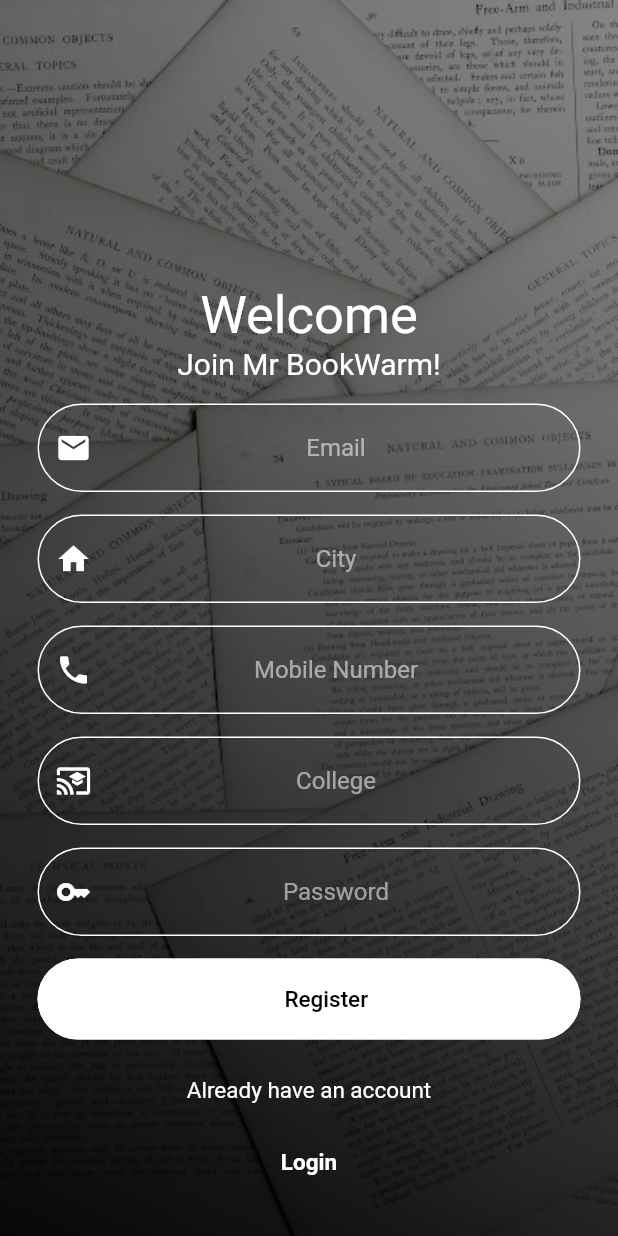
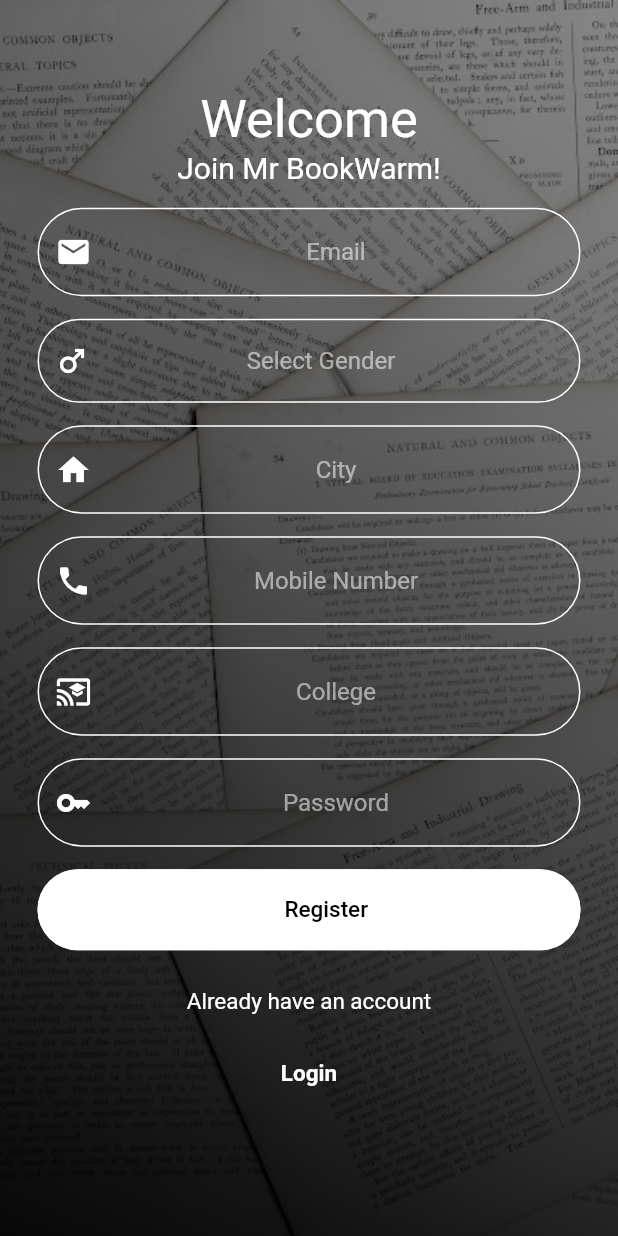
Before and after one commit to kubersingh-dew/login_tutorial, a Flutter app: the screen it shows after launch, after a tap on "Create Account", on a phone screen of 412 x 824 dp. Run offline on Flutter 3.47's test engine with Material 2 defaults, Android fonts, the phone set to English and light mode, and no system bars; our stand-ins replace firebase_auth, fluttertoast, google_sign_in; accounts and stored records are empty.

Commit message:
dropdown

```diff
--- a/lib/login/views/ButtonView.dart
+++ b/lib/login/views/ButtonView.dart
@@ -37,7 +37,7 @@ class ButtonView extends StatelessWidget {
             backgroundColor: (bgcolor!=null)?bgcolor:Colors.transparent,
             shape: const StadiumBorder(),
             side: BorderSide(color: bgcolor ?? Colors.white),
-          ),
+            ),
             child: Container(
               margin: const EdgeInsets.only(top: 15, bottom: 15, right: 2),
               child:Stack(
--- /dev/null
+++ b/lib/login/views/DropDownView.dart
@@ -0,0 +1,92 @@
+import 'package:flutter/material.dart';
+
+class DropDownEvent {
+  void onItemSelection(int eventCode, String? item){}
+}
+
+class DropDownView extends StatefulWidget {
+  const DropDownView({super.key, required this.list, required this.eventCode,
+    this.hintValue, required this.event,
+    required this.icon, this.textColor, this.imageColor});
+  final String? hintValue;
+  final  List<String> list;
+  final IconData icon;
+  final Color? textColor;
+  final Color? imageColor;
+  final int eventCode;
+  final DropDownEvent event;
+  @override
+  State<StatefulWidget> createState() {
+    return DropDownViewState(list, icon, hintValue, textColor, imageColor, event, eventCode);
+  }
+
+}
+
+class DropDownViewState extends State {
+  DropDownViewState(this.list, this.icon, this.hintValue,
+      this.textColor, this.imageColor, this.event, this.eventCode);
+
+  String? hintValue;
+  late List<String> list;
+  late IconData icon;
+  Color? textColor;
+  Color? imageColor;
+  int eventCode;
+  DropDownEvent event;
+
+  String? selectedValue;
+  @override
+  Widget build(BuildContext context) {
+    return Padding(padding: const EdgeInsets.only(top: 15, left: 25, right: 25 ),
+      child: SizedBox (
+      width: double.infinity,
+      child: Container(
+        decoration: BoxDecoration(
+          borderRadius: BorderRadius.circular(30.0),
+          border: Border.all(
+              color: Colors.white)),
+        child:Stack(
+            alignment: Alignment.centerLeft,
+            children: <Widget>[
+              Padding(padding: const EdgeInsets.fromLTRB(10, 15, 0, 15),
+              child: Icon(icon, color: Colors.white),
+              ),
+              Center(
+                child: Padding( padding: const EdgeInsets.only(left: 40),
+                  child: DropdownButton(
+                    underline: const SizedBox(),
+                    alignment: Alignment.center,
+                    hint: Text(hintValue??"Select", textAlign: TextAlign.center,
+                        style: const TextStyle(color: Colors.white54)),
+                    items: list.map((String items) {
+                      return DropdownMenuItem(
+                        value: items,
+                        alignment: Alignment.center,
+                        child: Text(items,
+                            style: const TextStyle(color: Colors.black)),
+                      );
+                    }).toList(),
+                    selectedItemBuilder: (BuildContext context) =>
+                        list.map<Widget>((String item) => Center(
+                          child: Text(item,
+                              style: const TextStyle(color: Colors.white)),
+                        )).toList(),
+                    onChanged: (String? value) {
+                      setState(() {
+                        selectedValue = value!;
+                      });
+                      event.onItemSelection(eventCode, value);
+                    },
+                    value: selectedValue,
+                    isExpanded: true,
+                  ),
+                ),
+              )
+              ]
+        )
+      ),
+      ),
+    );
+  }
+
+}
--- a/lib/login/views/LoginRegisterView.dart
+++ b/lib/login/views/LoginRegisterView.dart
@@ -1,4 +1,5 @@
 import 'package:flutter/material.dart';
+import 'package:login_tutorial/login/views/DropDownView.dart';
 
 import '../../utils/NavigationManager.dart';
 import '../../utils/Utils.dart';
@@ -15,26 +16,32 @@ class LoginRegisterView extends StatefulWidget {
   LoginRegisterViewState createState() => LoginRegisterViewState();
 }
 
-class LoginRegisterViewState extends State implements OnPressEvent {
+class LoginRegisterViewState extends State implements OnPressEvent, DropDownEvent {
 
   final int registerEvent = 300;
   final int loginEvent = 301;
+  final int genderDropDownEvent = 401;
   final emailController = TextEditingController();
   final cityController = TextEditingController();
   final mobileController = TextEditingController();
   final eduController = TextEditingController();
   final passController = TextEditingController();
+  List<String> gender = ["Male", "Female"];
+  String? selectedGender;
 
   @override
   Widget build(BuildContext context) {
     return Container(
       color: Colors.transparent,
       alignment: Alignment.center,
+      child: SingleChildScrollView(
         child: Column(
           mainAxisAlignment: MainAxisAlignment.end,
           children: <Widget>[
             const HeaderContainer(),
             EditTextView(hintText: "Email", icon: Icons.email, controller: emailController,keyboardType: TextInputType.emailAddress,),
+            DropDownView(list: gender, icon: Icons.male, hintValue: "Select Gender",
+                textColor: Colors.white, eventCode: genderDropDownEvent, event: this,),
             EditTextView(hintText: "City", icon: Icons.home, controller: cityController),
             EditTextView(hintText: "Mobile Number", icon: Icons.phone, controller: mobileController, keyboardType: TextInputType.phone,),
             EditTextView(hintText: "College", icon: Icons.cast_for_education, controller: eduController),
@@ -44,6 +51,7 @@ class LoginRegisterViewState extends State implements OnPressEvent {
             BottomContainer(firstStr: "Already have an account",
               secondStr: "Login", event: this, eventCode: loginEvent,)
           ],
+        ),
       ),
     );
   }
@@ -55,12 +63,17 @@ class LoginRegisterViewState extends State implements OnPressEvent {
     mobile = mobileController.text;
     college = eduController.text;
     pass = passController.text;
+
     if(email.isEmpty || pass.isEmpty || city.isEmpty || mobile.isEmpty || college.isEmpty) {
       Utils.showToast("Field Required.");
       return;
     }
     if (!Utils.validateEmail(email)) {
       Utils.showToast("Invalid Email-ID");
+      return;
+    }
+    if (selectedGender==null) {
+      Utils.showToast("Please select gender.");
       return;
     }
     if (pass.length < 8) {
@@ -78,4 +91,11 @@ class LoginRegisterViewState extends State implements OnPressEvent {
     }
   }
 
+  @override
+  void onItemSelection(int eventCode, String? item) {
+    if (eventCode == genderDropDownEvent) {
+      selectedGender = item;
     }
+  }
+
+}
```
Lines whose indentation alone changed are shown as unchanged.
